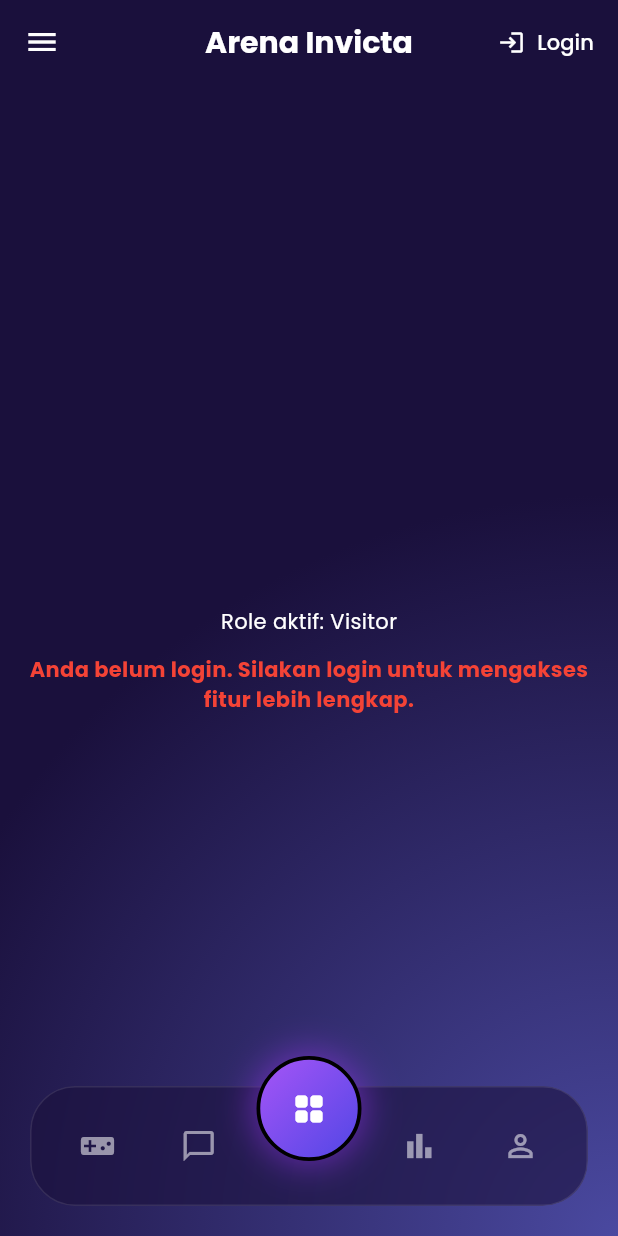
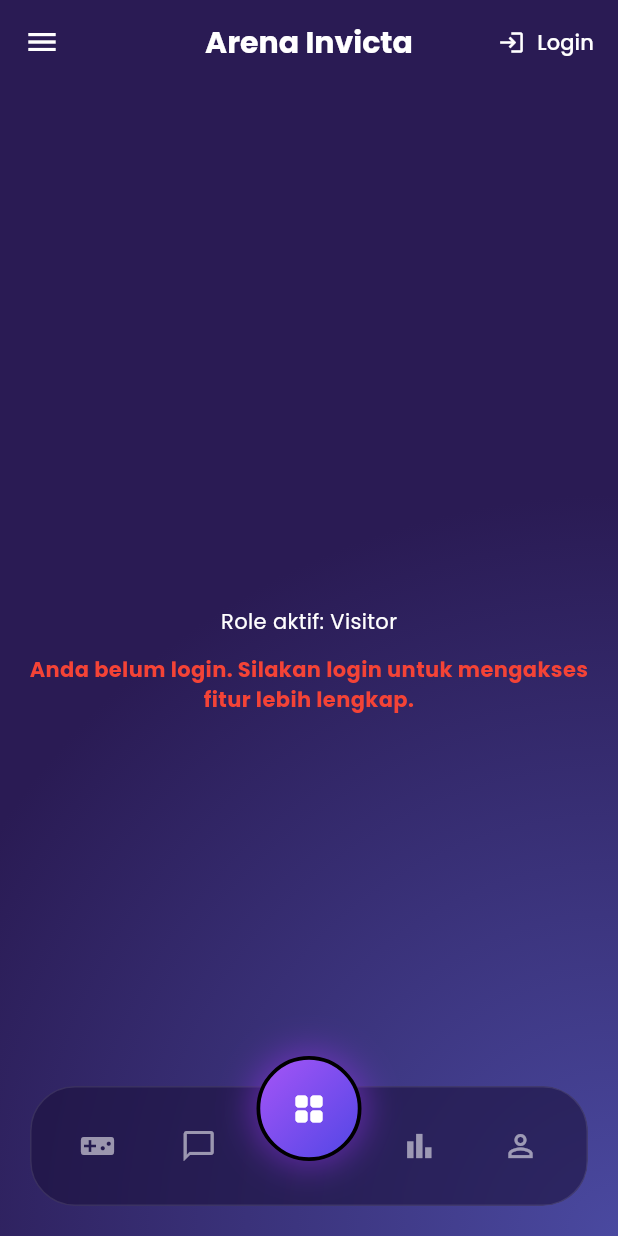
Before and after one commit to grassphobic-A07/arena-invicta-mobile, a Flutter app: the screen it shows after launch, on a phone screen of 412 x 824 dp. Run offline on Flutter 3.47's test engine with Material 3 defaults, Android fonts, the phone set to English and light mode, and no system bars; our stand-ins replace google_fonts, internet_connection_checker_plus; missing offline and left inert: pbp_django_auth; accounts and stored records are empty.

Commit message:
fix: adjust home background base color

```diff
--- a/lib/main.dart
+++ b/lib/main.dart
@@ -182,7 +182,7 @@ class _MyHomePageState extends State<MyHomePage> {
                 radius: 1.2,
                 colors: [
                   Color(0xFF9333EA),
-                  Color(0xFF1A103C),
+                  Color(0xFF2A1B54),
                 ],
               ),
             ),
@@ -196,7 +196,7 @@ class _MyHomePageState extends State<MyHomePage> {
                 radius: 1.2,
                 colors: [
                   Color(0xFF4A49A0),
-                  Color(0xFF1A103C),
+                  Color(0xFF2A1B54),
                 ],
               ),
             ),
```
